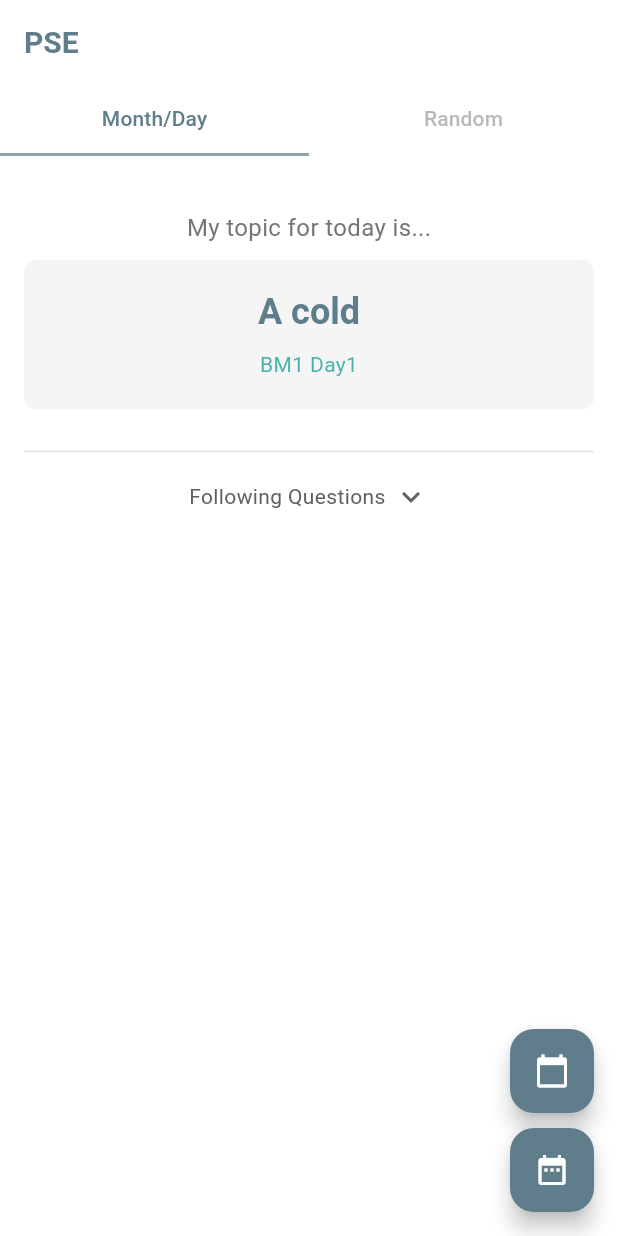
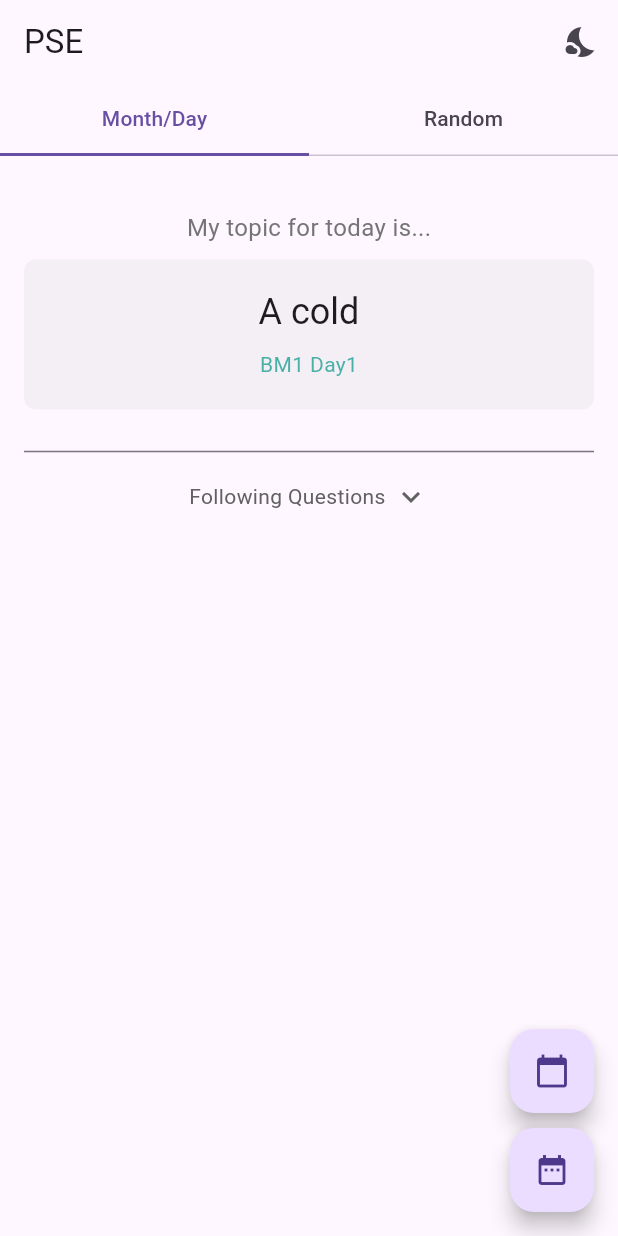
Before and after one commit to sohnsmith/pseacademy, a Flutter app: the screen it shows after launch, on a phone screen of 412 x 824 dp. Run offline on Flutter 3.47's test engine with Material 3 defaults, Android fonts, the light colour scheme and no system bars.

Commit message:
dark mode, bm1

```diff
--- a/lib/main.dart
+++ b/lib/main.dart
@@ -1,13 +1,14 @@
 import 'package:flutter/material.dart';
 import 'package:provider/provider.dart';
+import 'providers/theme_provider.dart';
+import 'providers/topic_provider.dart';
 import 'screens/home_page.dart';
-import 'providers/topic_provider.dart';
-import 'theme.dart';
 
 void main() {
   runApp(
     MultiProvider(
       providers: [
+        ChangeNotifierProvider(create: (_) => ThemeProvider()),
         ChangeNotifierProvider(create: (_) => TopicProvider()),
       ],
       child: const MyApp(),
@@ -20,9 +21,10 @@ class MyApp extends StatelessWidget {
 
   @override
   Widget build(BuildContext context) {
+    final themeProvider = Provider.of<ThemeProvider>(context);
     return MaterialApp(
       title: 'PSE',
-      theme: buildThemeData(),
+      theme: themeProvider.isDarkMode ? ThemeData.dark() : ThemeData.light(),
       home: const MyHomePage(title: 'PSE'),
     );
   }
--- /dev/null
+++ b/lib/providers/theme_provider.dart
@@ -0,0 +1,12 @@
+import 'package:flutter/material.dart';
+
+class ThemeProvider extends ChangeNotifier {
+  bool _isDarkMode = false;
+
+  bool get isDarkMode => _isDarkMode;
+
+  void toggleTheme() {
+    _isDarkMode = !_isDarkMode;
+    notifyListeners();
+  }
+}
--- a/lib/screens/home_page.dart
+++ b/lib/screens/home_page.dart
@@ -1,6 +1,7 @@
 import 'package:flutter/material.dart';
 import 'package:provider/provider.dart';
 import '../providers/topic_provider.dart';
+import '../providers/theme_provider.dart';
 import '../widgets/question_list.dart';
 import '../widgets/floating_action_buttons.dart';
 import '../widgets/timer_button.dart';
@@ -52,9 +53,19 @@ class _MyHomePageState extends State<MyHomePage>
 
   @override
   Widget build(BuildContext context) {
+    final themeProvider = Provider.of<ThemeProvider>(context);
     return Scaffold(
       appBar: AppBar(
         title: Text(widget.title),
+        actions: [
+          IconButton(
+            icon: Icon(
+                themeProvider.isDarkMode ? Icons.wb_sunny : Icons.nights_stay),
+            onPressed: () {
+              themeProvider.toggleTheme();
+            },
+          ),
+        ],
         bottom: TabBar(
           controller: _tabController,
           indicatorSize: TabBarIndicatorSize.tab,
@@ -68,7 +79,9 @@ class _MyHomePageState extends State<MyHomePage>
           ],
         ),
       ),
-      body: Padding(
+      body: SafeArea(
+        child: SingleChildScrollView(
+          child: Padding(
             padding: const EdgeInsets.all(16.0),
             child: Column(
               crossAxisAlignment: CrossAxisAlignment.center,
@@ -112,7 +125,8 @@ class _MyHomePageState extends State<MyHomePage>
                                 style: Theme.of(context)
                                     .textTheme
                                     .bodyMedium
-                                ?.copyWith(color: Colors.teal.withOpacity(0.7)),
+                                    ?.copyWith(
+                                        color: Colors.teal.withOpacity(0.7)),
                               ),
                             ],
                           ),
@@ -155,7 +169,8 @@ class _MyHomePageState extends State<MyHomePage>
                               borderRadius: BorderRadius.circular(8.0),
                             ),
                             child: QuestionList(
-                            questions: topicProvider.currentTopic.questions),
+                                questions:
+                                    topicProvider.currentTopic.questions),
                           ),
                           secondChild: Container(),
                         ),
@@ -163,7 +178,8 @@ class _MyHomePageState extends State<MyHomePage>
                           const SizedBox(height: 20),
                           Text(
                             _formatTime(_elapsedTime),
-                        style: const TextStyle(fontSize: 20),
+                            style:
+                                const TextStyle(fontSize: 40), // 폰트 크기를 40으로 증가
                           ),
                         ],
                       ],
@@ -171,6 +187,8 @@ class _MyHomePageState extends State<MyHomePage>
                   },
                 ),
               ],
+            ),
+          ),
         ),
       ),
       floatingActionButton: _tabController.index == 1
--- a/lib/widgets/floating_action_buttons.dart
+++ b/lib/widgets/floating_action_buttons.dart
@@ -40,21 +40,21 @@ void _selectMonth(BuildContext context) {
         mainAxisSize: MainAxisSize.min,
         children: <Widget>[
           ListTile(
-            title: const Text('BM1'),
+            title: const Text('BM1: 1, 4, 7, 10월'),
             onTap: () {
               topicProvider.setSelectedMonth('BM1');
               Navigator.pop(context);
             },
           ),
           ListTile(
-            title: const Text('BM2'),
+            title: const Text('BM2: 2, 5, 8, 11월'),
             onTap: () {
               topicProvider.setSelectedMonth('BM2');
               Navigator.pop(context);
             },
           ),
           ListTile(
-            title: const Text('BM3'),
+            title: const Text('BM3: 3, 6, 9, 12월'),
             onTap: () {
               topicProvider.setSelectedMonth('BM3');
               Navigator.pop(context);
```
Also changed, not shown: lib/theme.dart (+84 -15 lines), 1 other file. Lines whose indentation alone changed are shown as unchanged.
